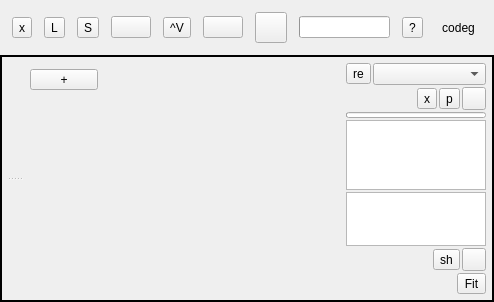
NikolayRag/codeg, file src/Ui/AppWindow.ui: the form before one commit.
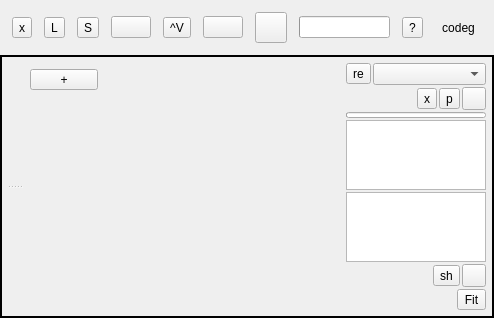
The form after the commit. Icons and pictures are not drawn.

Commit message: add log last known coord

Diff of the .ui file:
```diff
--- a/src/Ui/AppWindow.ui
+++ b/src/Ui/AppWindow.ui
@@ -580,7 +580,7 @@
                        <property name="maximumSize">
                         <size>
                          <width>140</width>
-                         <height>54</height>
+                         <height>72</height>
                         </size>
                        </property>
                        <property name="frameShadow">
```
The commit also changes 2 other files.
